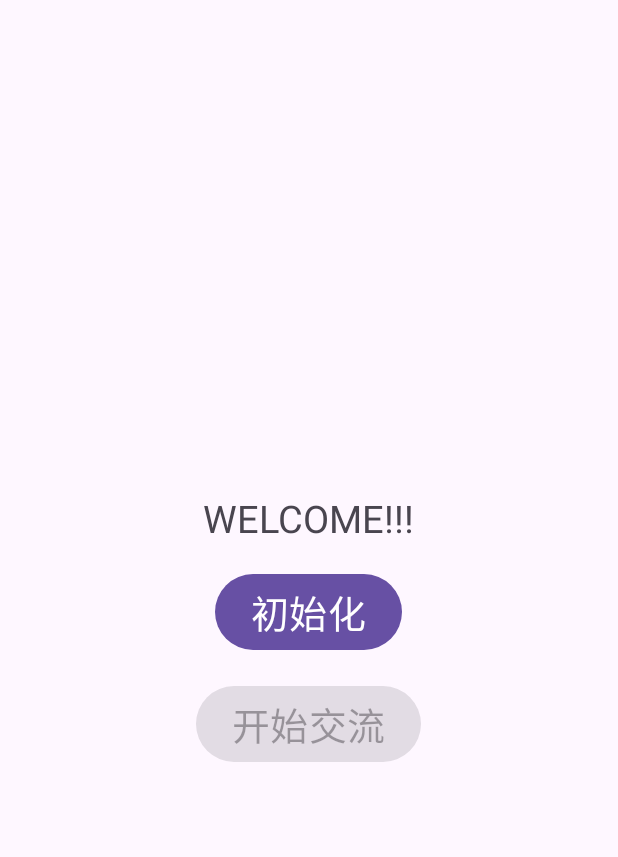
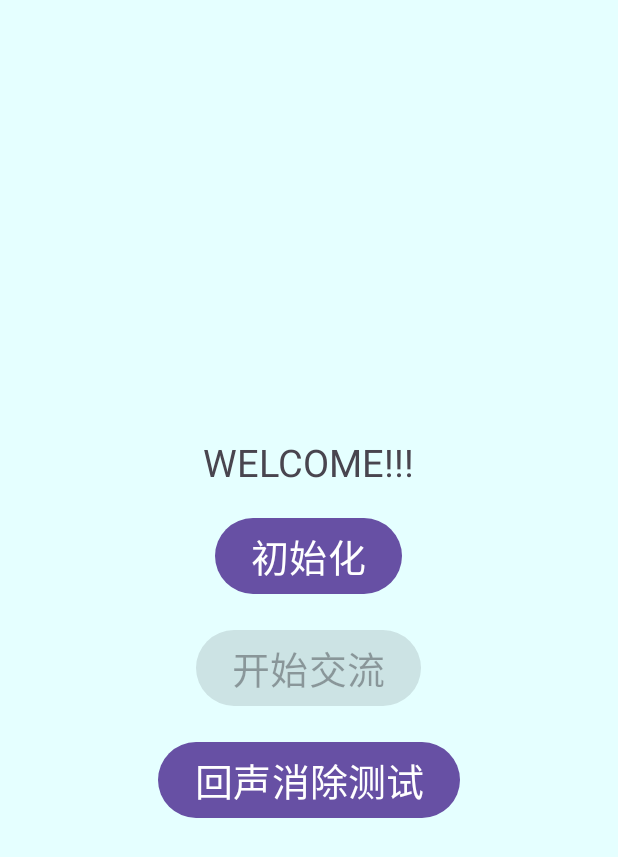
Before and after one commit to TianYouX/audio_app_android, an Android app: the screen it shows after launch (MainActivity), on a phone screen of 412 x 824 dp. Shown: the top 857 px of the screen. Run offline under Robolectric (Android 15) with nearby library versions, the phone set to English and light mode, and no system bars; pictures from the network do not load.

Commit message:
add playaudio button for aec testing

```diff
--- a/app/src/main/AndroidManifest.xml
+++ b/app/src/main/AndroidManifest.xml
@@ -4,6 +4,7 @@
 
     <uses-permission android:name="android.permission.RECORD_AUDIO" />
     <uses-permission android:name="android.permission.INTERNET" />
+    <uses-permission android:name="android.permission.MODIFY_AUDIO_SETTINGS" />
 
     <application
         android:allowBackup="true"
--- a/app/src/main/java/com/example/audio_app/MainActivity.java
+++ b/app/src/main/java/com/example/audio_app/MainActivity.java
@@ -1,6 +1,8 @@
 package com.example.audio_app;
 
+import android.media.MediaPlayer;
 import android.os.Bundle;
+import android.util.Log;
 import android.view.View;
 import android.widget.Button;
 import android.widget.TextView;
@@ -18,10 +20,22 @@ public class MainActivity extends AppCompatActivity {
     private SessionManager sessionManager;
     private ActivityMainBinding binding;
 
+    // 测试回音消除------------
+    private MediaPlayer mediaPlayer;
+    private Button playButton;
+    private boolean isPlaying = false;
+    // 测试回音消除------------
+
     @Override
     protected void onCreate(Bundle savedInstanceState) {
         super.onCreate(savedInstanceState);
         setContentView(R.layout.activity_main);
+
+        // 测试回音消除------------
+        mediaPlayer = MediaPlayer.create(this, R.raw.aec_testing);
+        mediaPlayer.setLooping(true);
+        playButton = findViewById(R.id.playButton);
+        // 测试回音消除------------
 
         //gif.
         binding = ActivityMainBinding.inflate(getLayoutInflater());
@@ -97,9 +111,34 @@ public class MainActivity extends AppCompatActivity {
         }
     }
 
+    // 测试回音消除------------
+    public void aec(View view){
+        if (isPlaying) {
+            // 如果正在播放，停止播放
+            mediaPlayer.pause();
+            playButton.setText("播放");
+            isPlaying = false;
+            Log.d("MainActivityCheck", "正在播放，停止音频");
+        } else {
+            // 如果没有播放，开始播放
+            mediaPlayer.start();
+            playButton.setText("停止");
+            isPlaying = true;
+            Log.d("MainActivityCheck", "开始播放音频");
+        }
+    }
+    // 测试回音消除------------
+
     @Override
     protected void onDestroy() {
         super.onDestroy();
         closeAll();
+
+        // 测试回音消除------------
+        if (mediaPlayer != null) {
+            mediaPlayer.release();
+            mediaPlayer = null;
+        }
+        // 测试回音消除------------
     }
 }
--- a/app/src/main/res/layout/activity_main.xml
+++ b/app/src/main/res/layout/activity_main.xml
@@ -4,7 +4,8 @@
     android:layout_height="match_parent"
     android:orientation="vertical"
     android:padding="16dp"
-    android:gravity="center">
+    android:gravity="center"
+    android:background="#e5ffff">
 
     <ImageView
         android:id="@+id/gif_view"
@@ -38,4 +39,13 @@
         android:enabled="false"
         android:onClick="startChatting"/>
 
+    <Button
+        android:id="@+id/playButton"
+        android:layout_width="wrap_content"
+        android:layout_height="wrap_content"
+        android:layout_marginTop="16dp"
+        android:textSize="25sp"
+        android:text="回声消除测试"
+        android:onClick="aec"/>
+
 </LinearLayout>
```
Also changed, not shown: app/src/main/java/com/example/audio_app/AECProcessor.java (added, +7 -0 lines), 1 other file.
